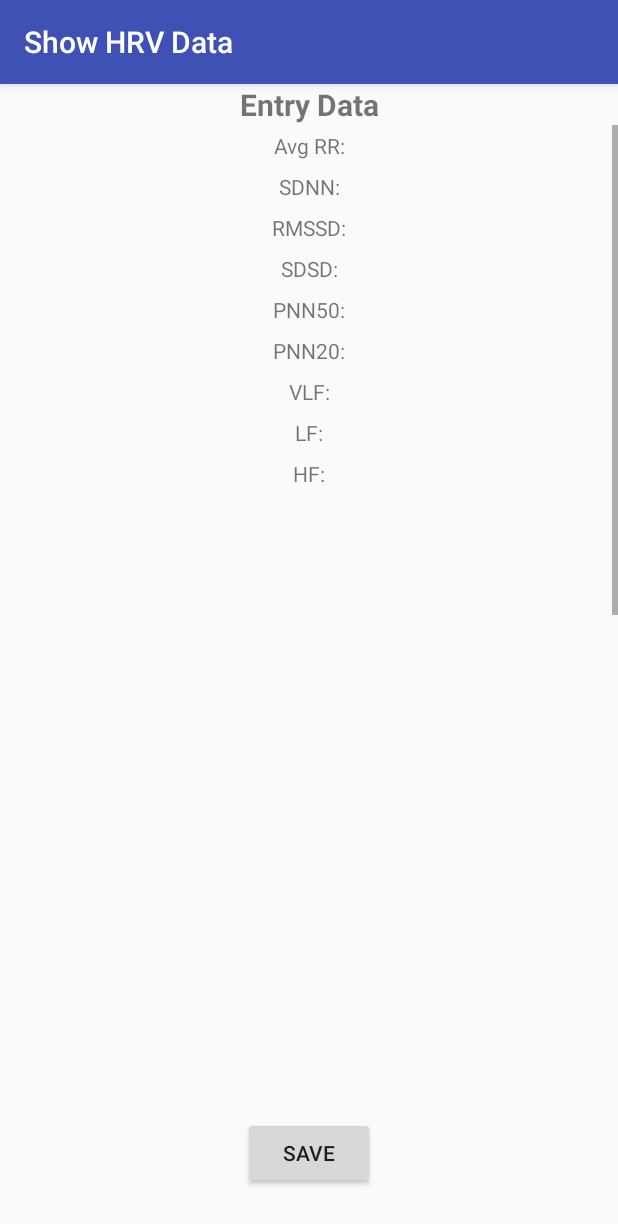
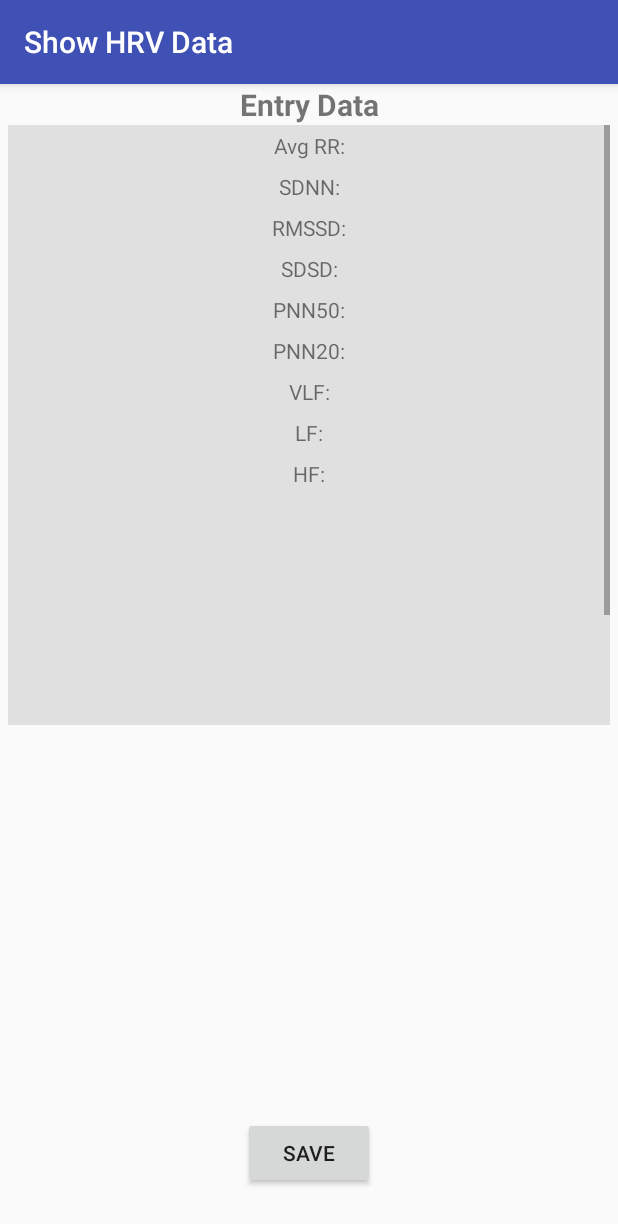
Before and after one commit to DennisWandschura/hrv_tool, an Android app: the ShowHrvActivity screen opened directly, with no data from a screen before it, on a phone screen of 412 x 824 dp. Shown: the top 1224 px of the screen. Run offline under Robolectric (Android 15) with nearby library versions, the phone set to English and light mode, and no system bars; 11 statements that could not run were skipped.

Commit message:
added left/right margin to scrollview

```diff
--- a/app/src/main/res/layout/content_show_hrv.xml
+++ b/app/src/main/res/layout/content_show_hrv.xml
@@ -22,9 +22,13 @@
     <ScrollView
         android:layout_width="match_parent"
         android:layout_height="400dp"
-        android:layout_below="@+id/textView7">
+        android:layout_below="@+id/textView7"
+        android:layout_marginEnd="5dp"
+        android:layout_marginStart="5dp"
+        android:background="#dddddddd">
 
         <LinearLayout
+            android:id="@+id/linearLayoutShowHRV"
             android:layout_width="match_parent"
             android:layout_height="wrap_content"
             android:orientation="vertical">
@@ -138,7 +142,7 @@
                 app:headerText="Physical Health"
                 app:maxText="Very Good"
                 app:maxValue="20"
-                app:minText="Very Bad" >
+                app:minText="Very Bad">
 
             </denwan.hrvtool.CustomSlider>
 
```
